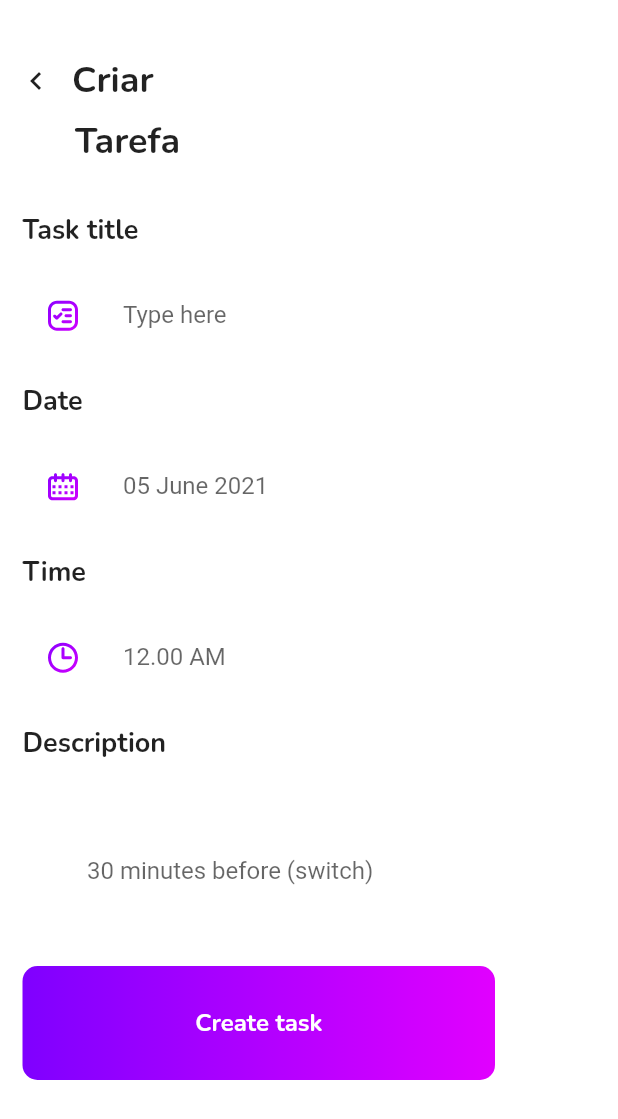
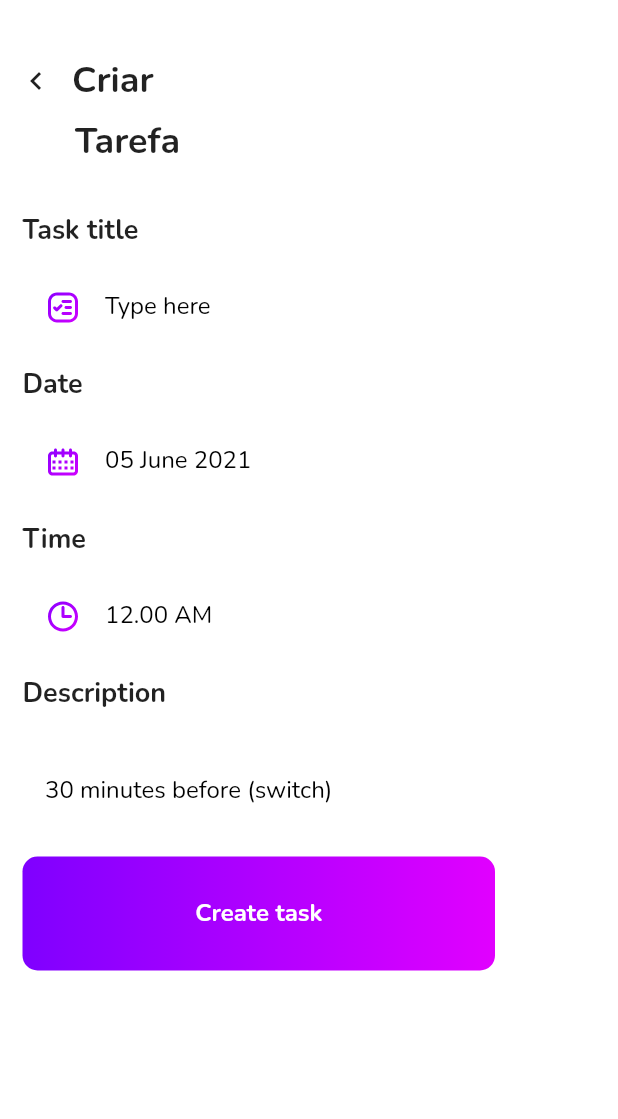
Before and after one commit to CarlosYanBezerraVieira/To_do_List, a Flutter app: the CreateTaskPage screen opened by its route, on a phone screen of 412 x 824 dp. Shown: the top 1119 px of the screen. Run offline on Flutter 3.47's test engine with Material 2 defaults, Android fonts, the phone set to English and light mode, and no system bars; our stand-ins replace flutter_svg, get, google_fonts, sqflite; accounts and stored records are empty.

Commit message:
new styles and parameters

```diff
--- a/lib/Shared/widget/item_form.dart
+++ b/lib/Shared/widget/item_form.dart
@@ -1,5 +1,6 @@
 import 'package:flutter/material.dart';
 import 'package:flutter_svg/flutter_svg.dart';
+import 'package:google_fonts/google_fonts.dart';
 
 class ItemForm extends StatelessWidget {
   ItemForm(
@@ -9,11 +10,12 @@ class ItemForm extends StatelessWidget {
       required this.label,
       this.controller,
       this.enabled = true,
-      this.autofocus = false})
+      this.autofocus = false,
+      this.initialValue})
       : super(key: key);
   final String icons;
   final String label;
-
+  final String? initialValue;
   final int? maxLines;
   final bool enabled;
   final bool autofocus;
@@ -21,26 +23,33 @@ class ItemForm extends StatelessWidget {
   @override
   Widget build(BuildContext context) {
     return Padding(
-      padding: const EdgeInsets.only(left: 10),
+      padding: const EdgeInsets.only(left: 10, right: 10),
       child: Padding(
         padding: const EdgeInsets.all(5),
         child: TextFormField(
+          initialValue: initialValue,
+          textAlign: TextAlign.justify,
           autofocus: autofocus,
           cursorColor: Colors.grey,
           maxLines: maxLines,
           controller: controller,
           decoration: InputDecoration(
+              labelStyle: GoogleFonts.nunito(),
+              contentPadding: EdgeInsets.zero,
               enabled: enabled,
               floatingLabelBehavior: FloatingLabelBehavior.never,
-              icon: Visibility(
-                visible: icons.isNotEmpty,
-                child: SizedBox(
-                  width: 24,
-                  height: 24,
-                  child: SvgPicture.asset(icons),
-                ),
+              icon: icons.isNotEmpty
+                  ? SizedBox(
+                      width: 24,
+                      height: 24,
+                      child: SvgPicture.asset(icons),
+                    )
+                  : null,
+              label: Text(
+                label,
+                style: GoogleFonts.nunito(
+                    textStyle: TextStyle(color: Colors.black)),
               ),
-              label: Text(label),
               border: OutlineInputBorder(borderSide: BorderSide.none)),
         ),
       ),
```
